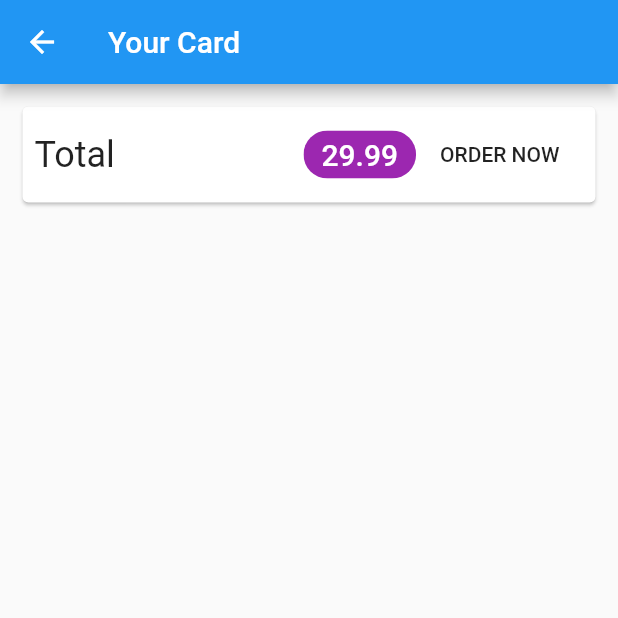
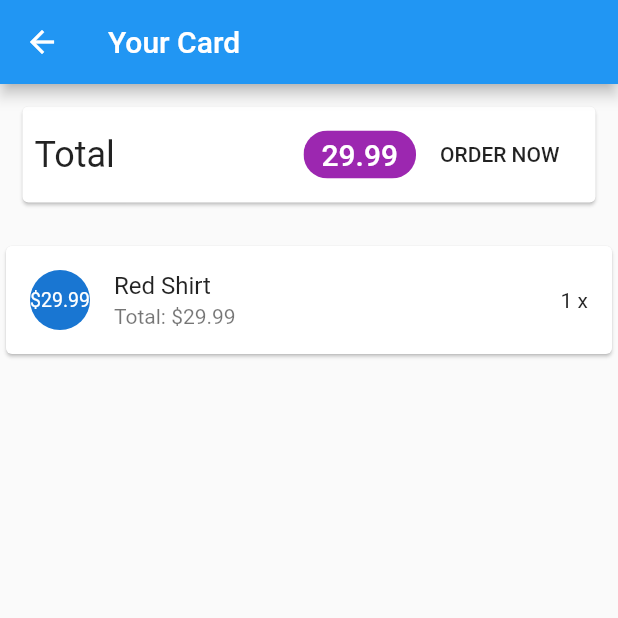
Before and after one commit to Celestiino/flutter-shop-app, a Flutter app: the screen it shows after launch, after a tap on the "shopping cart" icon, after a tap on the "shopping cart" icon, on a phone screen of 412 x 824 dp, the top half of it. Run offline on Flutter 3.47's test engine with Material 2 defaults, Android fonts, the phone set to English and light mode, and no system bars; network calls fail.

Commit message:
adiconado a listagem de itens no carrinho

```diff
--- a/lib/providers/cart.dart
+++ b/lib/providers/cart.dart
@@ -21,6 +21,7 @@ class Cart with ChangeNotifier {
   }
 
   int get count => _items.length;
+
   double get totalAmount {
     var total = 0.0;
     _items.forEach((key, cartItem) {
@@ -54,4 +55,9 @@ class Cart with ChangeNotifier {
     }
     notifyListeners();
   }
+
+  void removeItems(String idProduct) {
+    _items.remove(idProduct);
+    notifyListeners();
+  }
 }
--- a/lib/providers/product_provider.dart
+++ b/lib/providers/product_provider.dart
@@ -16,6 +16,22 @@ class Products with ChangeNotifier {
       title: 'Trousers',
       description: 'A nice pair of trousers.',
       price: 59.99,
+      imgUrl:
+          'https://cdn.pixabay.com/photo/2016/10/02/22/17/red-t-shirt-1710578_1280.jpg',
+    ),
+    Product(
+      id: 'p4',
+      title: 'T´Shert',
+      description: 'A nice pair of trousers.',
+      price: 49.99,
+      imgUrl:
+          'https://cdn.pixabay.com/photo/2016/10/02/22/17/red-t-shirt-1710578_1280.jpg',
+    ),
+    Product(
+      id: 'p3',
+      title: 'Camisa X',
+      description: 'A nice pair of trousers.',
+      price: 89.99,
       imgUrl:
           'https://cdn.pixabay.com/photo/2016/10/02/22/17/red-t-shirt-1710578_1280.jpg',
     ),
--- a/lib/screens/cart_screen.dart
+++ b/lib/screens/cart_screen.dart
@@ -1,6 +1,7 @@
 import 'package:flutter/material.dart';
 import 'package:provider/provider.dart';
 import '../providers/cart.dart';
+import '../widgets/cart_item.dart';
 
 class CartScreem extends StatelessWidget {
   const CartScreem({Key key}) : super(key: key);
@@ -28,7 +29,7 @@ class CartScreem extends StatelessWidget {
                   Spacer(),
                   Chip(
                     label: Text(
-                      cart.totalAmount.toString(),
+                      cart.totalAmount.toStringAsFixed(2),
                       style: TextStyle(
                         color: Colors.white,
                         fontSize: 20,
@@ -40,6 +41,21 @@ class CartScreem extends StatelessWidget {
                 ],
               ),
             ),
+          ),
+          SizedBox(
+            height: 10,
+          ),
+          Expanded(
+            child: ListView.builder(
+              itemCount: cart.items.length,
+              itemBuilder: (context, i) {
+                return CustomCartItem(
+                    productId: cart.items.values.toList()[i].title,
+                    title: cart.items.values.toList()[i].title,
+                    price: cart.items.values.toList()[i].price,
+                    quantity: cart.items.values.toList()[i].quantity);
+              },
+            ),
           )
         ],
       ),
--- /dev/null
+++ b/lib/widgets/cart_item.dart
@@ -0,0 +1,44 @@
+import 'package:flutter/material.dart';
+import 'package:provider/provider.dart';
+import '../providers/cart.dart';
+
+class CustomCartItem extends StatelessWidget {
+  CustomCartItem(
+      {this.price, this.id, this.productId, this.title, this.quantity});
+  final price;
+  final quantity;
+  final title;
+  final productId;
+  final id;
+  @override
+  Widget build(BuildContext context) {
+    return Dismissible(
+      key: ValueKey(id),
+      background: Container(
+        color: Colors.red,
+        child: Icon(
+          Icons.delete,
+          size: 40,
+          color: Colors.white,
+        ),
+        alignment: Alignment.centerRight,
+      ),
+      direction: DismissDirection.endToStart,
+      onDismissed: (direction) {
+        Provider.of<Cart>(context, listen: false).removeItems(productId);
+      },
+      child: Card(
+        child: ListTile(
+          leading: CircleAvatar(
+            child: FittedBox(
+              child: Text("\$$price"),
+            ),
+          ),
+          title: Text(title ?? "Nullo"),
+          subtitle: Text("Total: \$${(price * quantity)}"),
+          trailing: Text("$quantity x"),
+        ),
+      ),
+    );
+  }
+}
```
